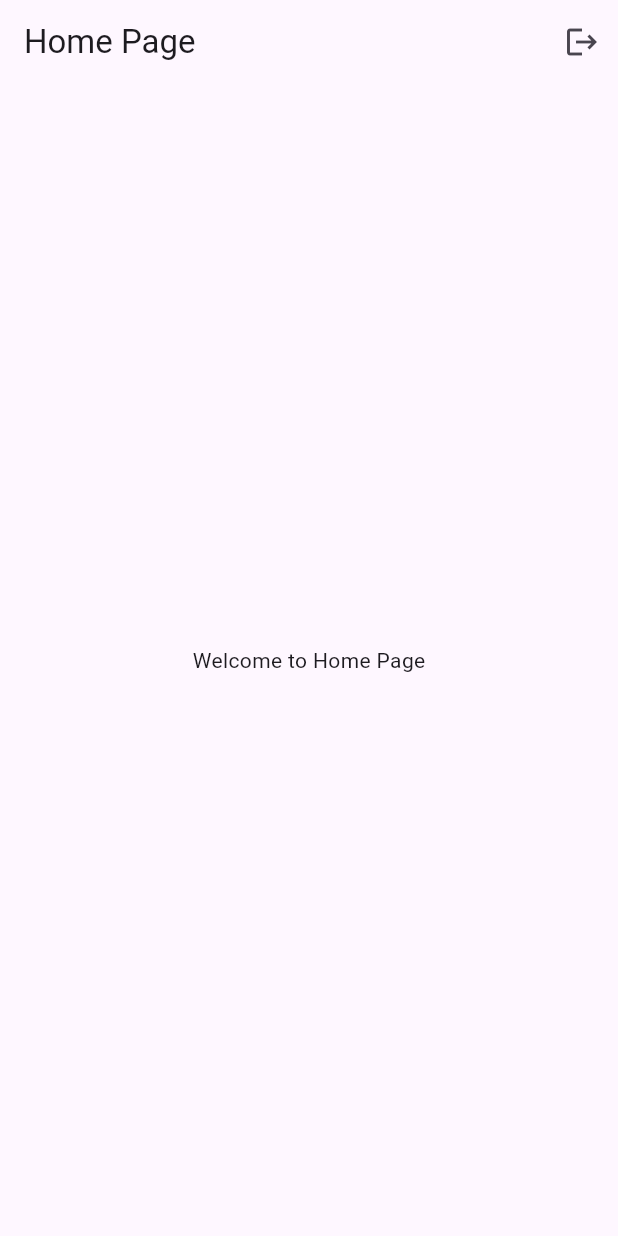
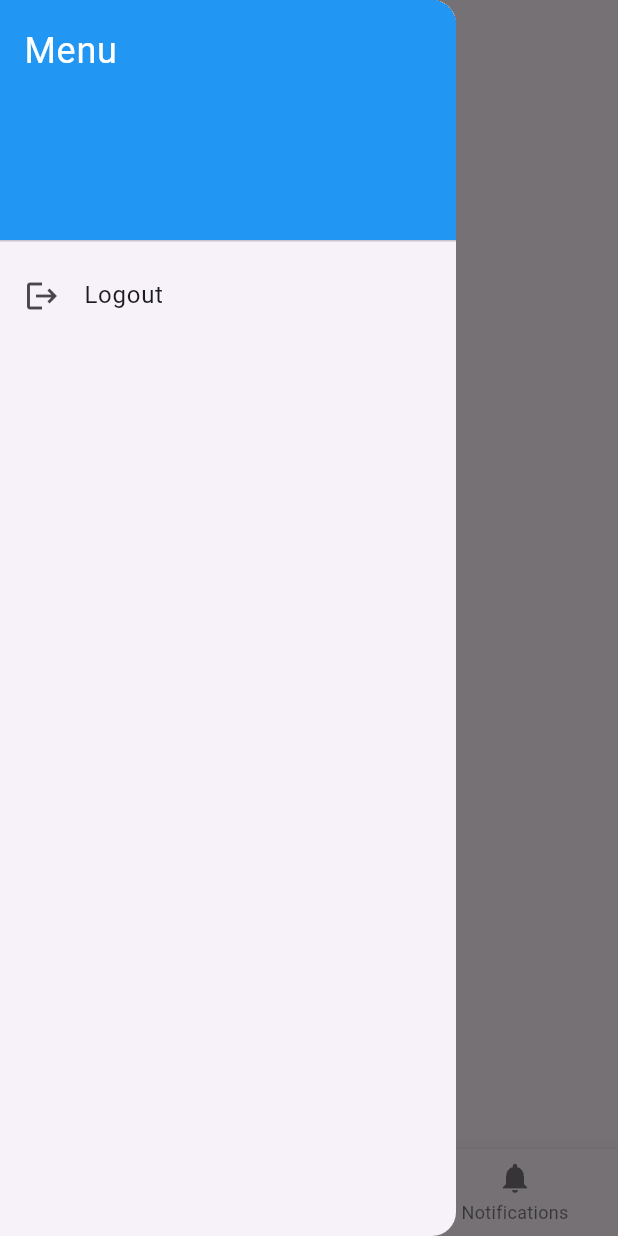
Before and after one commit to MYAT-THEINGI-MIN/Study-Partners, a Flutter app: the screen it shows once a user with an empty profile is signed in, with the side drawer open (before the commit the screen has no drawer), on a phone screen of 412 x 824 dp. Run offline on Flutter 3.47's test engine with Material 3 defaults, Android fonts, the phone set to English and light mode, and no system bars; our stand-ins replace equatable, firebase_auth, firebase_core, flutter_bloc; accounts and stored records are empty; network calls fail.

```diff
--- a/lib/Service/authService.dart
+++ b/lib/Service/authService.dart
@@ -1,4 +1,3 @@
-// auth_service.dart
 import 'package:flutter_bloc/flutter_bloc.dart';
 import 'package:firebase_auth/firebase_auth.dart';
 import 'package:equatable/equatable.dart';
--- a/lib/main.dart
+++ b/lib/main.dart
@@ -48,3 +48,7 @@ class BlockAuthFlow extends StatelessWidget {
     );
   }
 }
+
+
+//myattheingimin3532@gmail.com
+//GiGi
--- a/lib/screens/homePg.dart
+++ b/lib/screens/homePg.dart
@@ -1,8 +1,28 @@
 import 'package:flutter/material.dart';
 import 'package:firebase_auth/firebase_auth.dart';
 import 'loginPg.dart'; // Assuming you have a LoginPg class
+import 'chatRoom.dart'; // Assuming you have a ChatRoom class
 
-class homePg extends StatelessWidget {
+class homePg extends StatefulWidget {
+  @override
+  _homePgState createState() => _homePgState();
+}
+
+class _homePgState extends State<homePg> {
+  int _selectedIndex = 0;
+
+  static const List<Widget> _widgetOptions = <Widget>[
+    NewsFeed(), // NewsFeed page
+    ChatRoom(), // ChatRoom page
+    Notifications(), // Notifications page
+  ];
+
+  void _onItemTapped(int index) {
+    setState(() {
+      _selectedIndex = index;
+    });
+  }
+
   Future<void> _logout(BuildContext context) async {
     try {
       await FirebaseAuth.instance.signOut();
@@ -19,17 +39,72 @@ class homePg extends StatelessWidget {
   Widget build(BuildContext context) {
     return Scaffold(
       appBar: AppBar(
-        title: Text("Home Page"),
-        actions: [
-          IconButton(
-            onPressed: () => _logout(context),
-            icon: Icon(Icons.logout),
+        title: const Text("Home Page"),
+      ),
+      drawer: Drawer(
+        child: ListView(
+          padding: EdgeInsets.zero,
+          children: <Widget>[
+            const DrawerHeader(
+              decoration: BoxDecoration(
+                color: Colors.blue,
+              ),
+              child: Text(
+                'Menu',
+                style: TextStyle(
+                  color: Colors.white,
+                  fontSize: 24,
+                ),
+              ),
+            ),
+            ListTile(
+              leading: const Icon(Icons.logout),
+              title: const Text('Logout'),
+              onTap: () => _logout(context),
+            ),
+          ],
+        ),
+      ),
+      body: Center(
+        child: _widgetOptions.elementAt(_selectedIndex),
+      ),
+      bottomNavigationBar: BottomNavigationBar(
+        items: const <BottomNavigationBarItem>[
+          BottomNavigationBarItem(
+            icon: Icon(Icons.home),
+            label: 'NewsFeed',
+          ),
+          BottomNavigationBarItem(
+            icon: Icon(Icons.chat),
+            label: 'ChatRoom',
+          ),
+          BottomNavigationBarItem(
+            icon: Icon(Icons.notifications),
+            label: 'Notifications',
           ),
         ],
-      ),
-      body: Center(
-        child: Text("Welcome to Home Page"),
+        currentIndex: _selectedIndex,
+        selectedItemColor: Color.fromARGB(255, 176, 95, 227),
+        onTap: _onItemTapped,
       ),
     );
   }
 }
+
+class NewsFeed extends StatelessWidget {
+  const NewsFeed({super.key});
+
+  @override
+  Widget build(BuildContext context) {
+    return Scaffold(body: Text("This is newfeed Section"));
+  }
+}
+
+class Notifications extends StatelessWidget {
+  const Notifications({super.key});
+
+  @override
+  Widget build(BuildContext context) {
+    return Scaffold(body: Text("This is notification Section"));
+  }
+}
--- a/lib/screens/registerPg.dart
+++ b/lib/screens/registerPg.dart
@@ -198,7 +198,7 @@ class _EmailVerificationScreenState extends State<EmailVerificationScreen> {
               const SizedBox(height: 16.0),
               ElevatedButton(
                 onPressed: _verifyEmail,
-                child: Text('I have verified my email'),
+                child: const Text('I have verified my email'),
               ),
             ],
           ),
--- a/pubspec.yaml
+++ b/pubspec.yaml
@@ -14,6 +14,7 @@ dependencies:
   firebase_auth: ^4.17.8
   flutter_bloc: ^8.1.5
   equatable: ^2.0.5
+  cloud_firestore: ^4.17.3
 
 dev_dependencies:
   flutter_test:
```
Also changed, not shown: lib/Service/isStrongPswd.dart (added, +13 -0 lines), lib/controllers/register/registerBloc.dart (+13 -25 lines), lib/screens/chatRoom.dart (added, +83 -0 lines), pubspec.lock, 4 other files.
